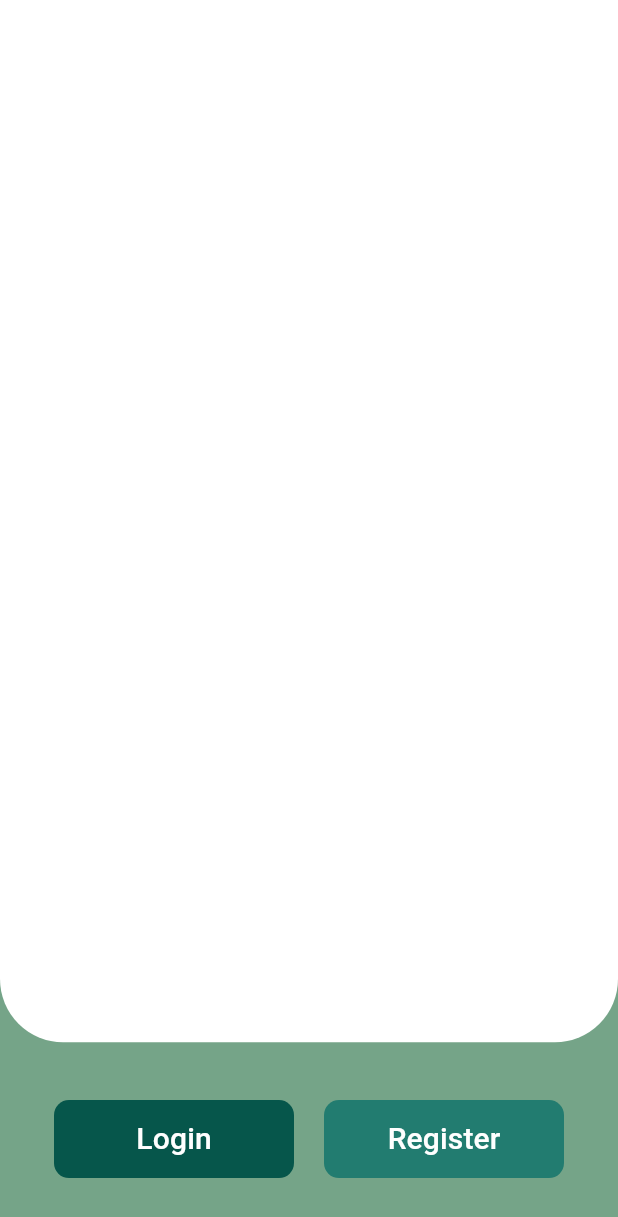
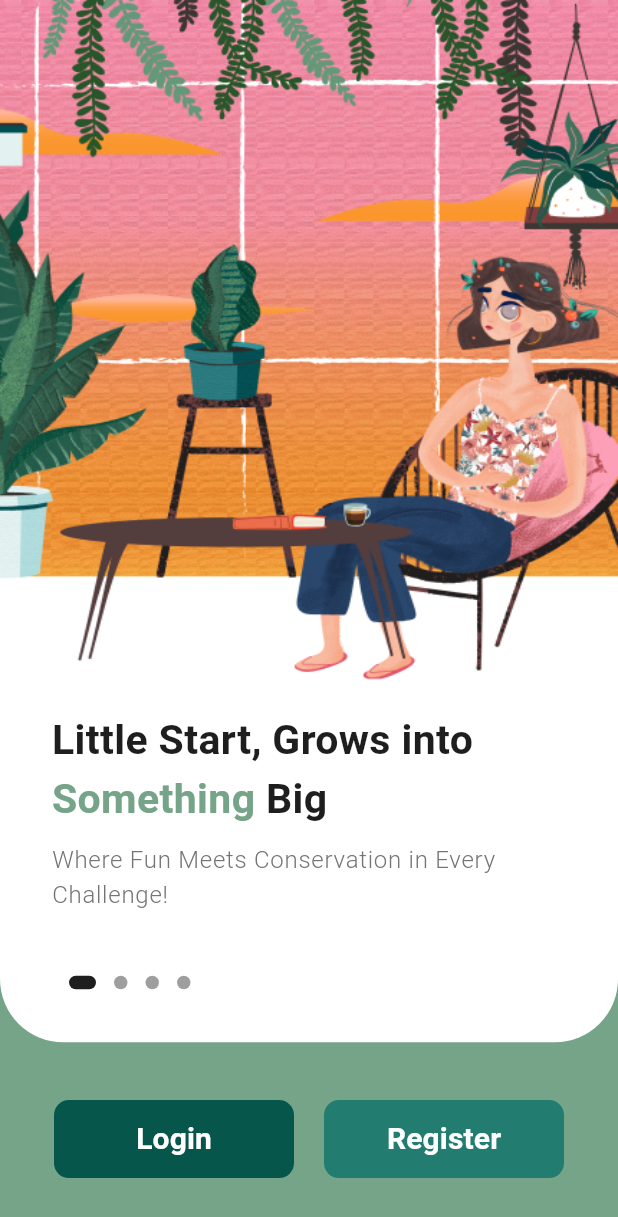
Before and after one commit to vinulays/recychamp, a Flutter app: the screen it shows after launch, on a phone screen of 412 x 824 dp. Shown: the top 1217 px of the screen. Run offline on Flutter 3.47's test engine with Material 3 defaults, Android fonts, the phone set to English and light mode, and no system bars; drawn by our look-alikes of carousel_slider, dots_indicator; our stand-ins replace bloc, google_fonts; Roboto replaces fonts that are missing (Almarai).

Commit message:
refactor: cleaning

```diff
--- a/lib/screens/Welcome/welcome.dart
+++ b/lib/screens/Welcome/welcome.dart
@@ -1,7 +1,18 @@
+import "package:carousel_slider/carousel_slider.dart";
+import "package:dots_indicator/dots_indicator.dart";
 import "package:flutter/material.dart";
+import "package:google_fonts/google_fonts.dart";
 
-class Welcome extends StatelessWidget {
+class Welcome extends StatefulWidget {
   const Welcome({super.key});
+
+  @override
+  State<Welcome> createState() => _WelcomeState();
+}
+
+class _WelcomeState extends State<Welcome> {
+  // * Index for current carousel position
+  int _currentIndex = 0;
 
   @override
   Widget build(BuildContext context) {
@@ -25,9 +36,31 @@ class Welcome extends StatelessWidget {
                     ),
                   ),
                 ),
+                child: Column(
+                  crossAxisAlignment: CrossAxisAlignment.start,
+                  children: [
+                    // * Image carousel
+                    carouselSlider(context),
+                    Container(
+                      margin: const EdgeInsets.only(left: 40, top: 10),
+                      // * Dots indicator for carousel position
+                      child: DotsIndicator(
+                        dotsCount: 4,
+                        position: _currentIndex,
+                        decorator: DotsDecorator(
+                            size: const Size.square(9.0),
+                            activeSize: const Size(18.0, 9.0),
+                            activeShape: RoundedRectangleBorder(
+                                borderRadius: BorderRadius.circular(5.0)),
+                            activeColor: const Color(0xFF1E1E1E)),
+                      ),
+                    )
+                  ],
+                ),
               ),
             ),
           ),
+          // * Buttons row
           Row(
             mainAxisAlignment: MainAxisAlignment.center,
             children: [
@@ -52,9 +85,10 @@ class Welcome extends StatelessWidget {
                     const Size(160, 52),
                   ),
                 ),
-                child: const Text(
+                child: Text(
                   "Login",
-                  style: TextStyle(fontSize: 20),
+                  style: GoogleFonts.almarai(
+                      fontSize: 20, fontWeight: FontWeight.w700),
                 ),
               ),
               const SizedBox(
@@ -81,9 +115,10 @@ class Welcome extends StatelessWidget {
                     const Size(160, 52),
                   ),
                 ),
-                child: const Text(
+                child: Text(
                   "Register",
-                  style: TextStyle(fontSize: 20),
+                  style: GoogleFonts.almarai(
+                      fontSize: 20, fontWeight: FontWeight.w700),
                 ),
               ),
             ],
@@ -93,4 +128,99 @@ class Welcome extends StatelessWidget {
       ),
     );
   }
+
+// * Image carousel
+  CarouselSlider carouselSlider(BuildContext context) {
+    return CarouselSlider(
+      options: CarouselOptions(
+          enableInfiniteScroll: false,
+          height: MediaQuery.of(context).size.height * 0.77,
+          viewportFraction: 1,
+          onPageChanged: (index, reason) {
+            setState(() {
+              _currentIndex = index;
+            });
+          }),
+      items: [1, 2, 3, 4].map((i) {
+        return Builder(
+          builder: (BuildContext context) {
+            return SizedBox(
+                width: MediaQuery.of(context).size.width,
+                child: Column(
+                  children: [
+                    Flexible(
+                      child: SizedBox(
+                        width: double.infinity,
+                        height: MediaQuery.of(context).size.height * 0.55,
+                        child: FittedBox(
+                          fit: BoxFit.fill,
+                          child: Image.asset("assets/images/welcome_girl.png"),
+                        ),
+                      ),
+                    ),
+                    SizedBox(
+                      height: MediaQuery.of(context).size.width * 0.05,
+                    ),
+                    Column(
+                      crossAxisAlignment: CrossAxisAlignment.start,
+                      children: [
+                        SizedBox(
+                          width: 343,
+                          child: Text.rich(
+                            TextSpan(
+                              children: [
+                                TextSpan(
+                                  text: 'Little Start, Grows into ',
+                                  style: GoogleFonts.almarai(
+                                    color: const Color(0xFF1E1E1E),
+                                    fontSize: 27.35,
+                                    fontWeight: FontWeight.w700,
+                                  ),
+                                ),
+                                TextSpan(
+                                  text: 'Something',
+                                  style: GoogleFonts.almarai(
+                                    color: const Color(0xFF75A488),
+                                    fontSize: 27.35,
+                                    // fontFamily: 'Almarai',
+                                    fontWeight: FontWeight.w700,
+                                  ),
+                                ),
+                                TextSpan(
+                                  text: ' Big',
+                                  style: GoogleFonts.almarai(
+                                    color: const Color(0xFF1E1E1E),
+                                    fontSize: 27.35,
+                                    fontWeight: FontWeight.w700,
+                                  ),
+                                ),
+                              ],
+                            ),
+                          ),
+                        ),
+                        const SizedBox(
+                          height: 10,
+                        ),
+                        SizedBox(
+                          width: 323,
+                          height: 47,
+                          child: Text(
+                            'Where Fun Meets Conservation in Every Challenge!',
+                            style: GoogleFonts.almarai(
+                              color: const Color(0xFF747474),
+                              fontSize: 16,
+                              fontWeight: FontWeight.w300,
+                              letterSpacing: 0.50,
+                            ),
+                          ),
+                        ),
+                      ],
+                    )
+                  ],
+                ));
+          },
+        );
+      }).toList(),
+    );
+  }
 }
```
Also changed, not shown: pubspec.yaml (+7 -7 lines), assets/images/welcome_girl.png (added), pubspec.lock, 1 other file.
